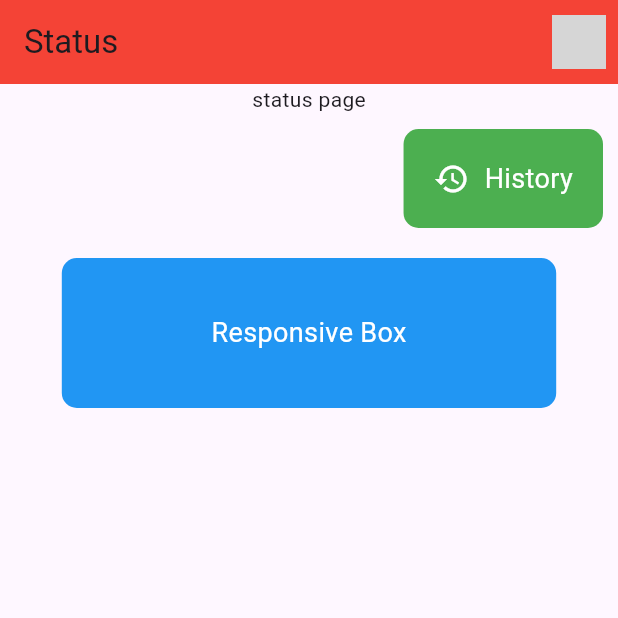
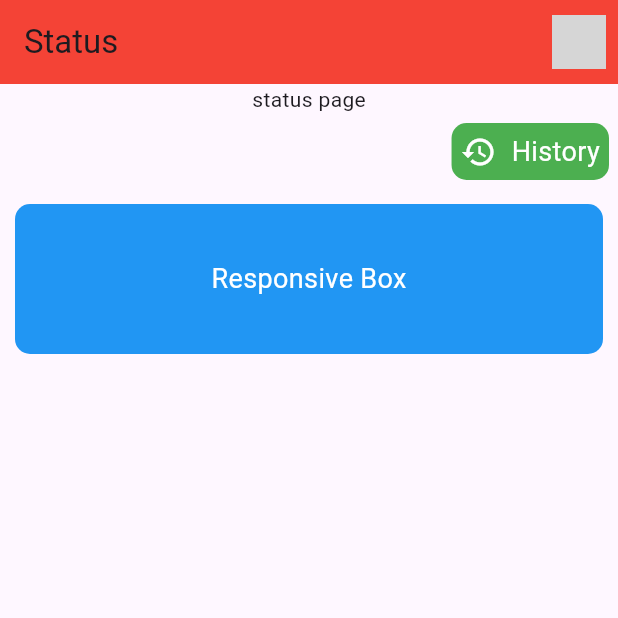
Before and after one commit to MhmdSalman18/Ecomap, a Flutter app: the screen it shows after launch, on a phone screen of 412 x 824 dp, the top half of it. Run offline on Flutter 3.47's test engine with Material 3 defaults, Android fonts, the phone set to English and light mode, and no system bars; our stand-ins replace camera, image_picker; network calls fail; grey boxes are pictures that could not be loaded.

```diff
--- a/lib/status.dart
+++ b/lib/status.dart
@@ -59,8 +59,8 @@ class _StatusPageState extends State<StatusPage> {
                   );
                 },
                   child: Container(
-                    margin: const EdgeInsets.all(10.0),
-                    padding: const EdgeInsets.all(20.0),
+                    margin: const EdgeInsets.all(6.0),
+                    padding: const EdgeInsets.all(6.0),
                     decoration: BoxDecoration(
                       color: Colors.green,
                       borderRadius: BorderRadius.circular(10.0),
@@ -89,7 +89,7 @@ class _StatusPageState extends State<StatusPage> {
                 color: Colors.blue,
                 borderRadius: BorderRadius.circular(10.0),
               ),
-              width: MediaQuery.of(context).size.width * 0.8,
+              width: MediaQuery.of(context).size.width * 010,
               height: 100.0,
               child: const Center(
                 child: Text(
```
